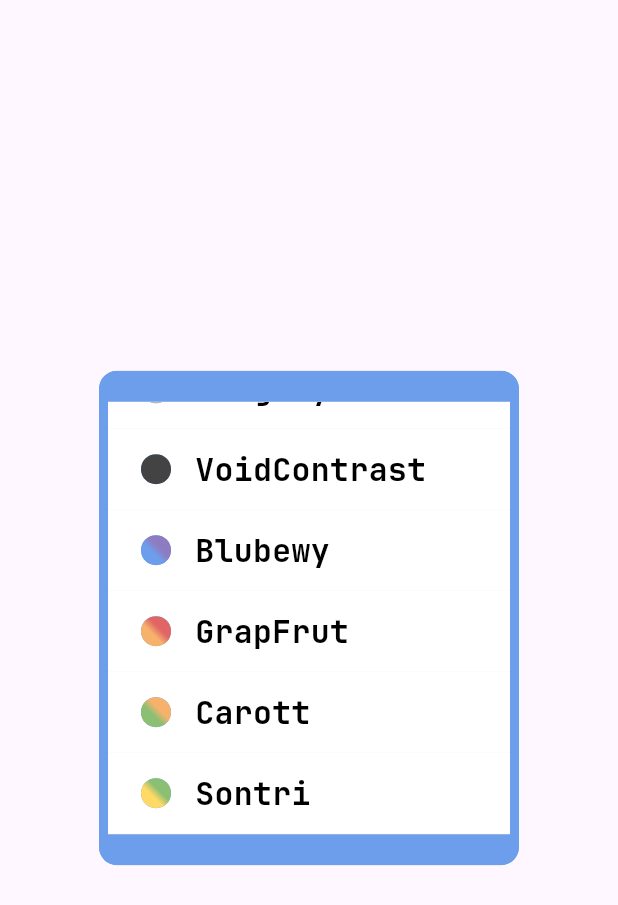
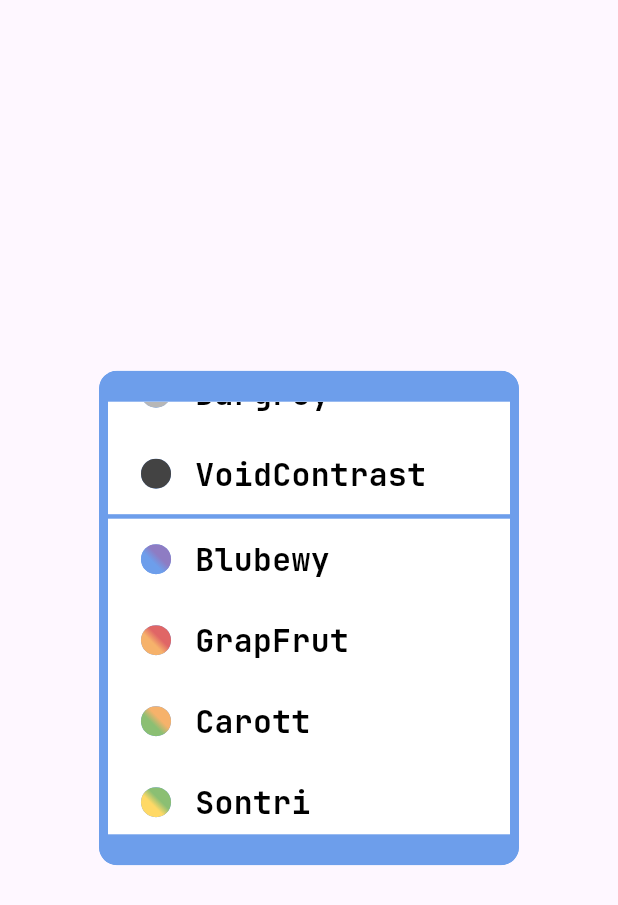
Before and after one commit to himnerom/simplecalc, a Flutter app: the CalcDrawerTheme widget shown alone on an empty page, opened directly, scrolled down 576 dp, on a phone screen of 412 x 824 dp. Shown: the top 905 px of the screen. Run offline on Flutter 3.47's test engine with Material 3 defaults, Android fonts, the phone set to English and light mode, and no system bars; our stand-ins replace decimal, shared_preferences; missing offline and left inert: function_tree; accounts and stored records are empty.

Commit message:
Themes separator

```diff
--- a/lib/services/shared_preferences_service.dart
+++ b/lib/services/shared_preferences_service.dart
@@ -2,6 +2,7 @@ import 'package:shared_preferences/shared_preferences.dart';
 
 class SharedPreferencesService {
   static const borderRadiusKey = 'border_radius_key';
+  static const themeIndexKey = 'theme_index_key';
 
   static late final SharedPreferences _p;
 
--- a/lib/widgets/calc_drawer_theme.dart
+++ b/lib/widgets/calc_drawer_theme.dart
@@ -10,17 +10,18 @@ class CalcDrawerTheme extends StatelessWidget {
   @override
   Widget build(BuildContext context) {
     final theme = context.watch<ThemesService>().theme;
-    double screenHeight = ScreenService.screenHeight(context);
+    final double screenHeight = ScreenService.screenHeight(context);
 
     return Dialog(
       clipBehavior: Clip.antiAlias,
+      backgroundColor: theme.resBackgroundColor,
       shape: RoundedRectangleBorder(
         borderRadius: BorderRadius.circular(12),
         side: BorderSide(color: theme.btn2BackgroundColor, width: 6),
       ),
-      child: SizedBox(
+      child: Container(
         height: screenHeight * 0.4,
-        width: 280,
+        constraints: BoxConstraints(maxWidth: 280),
         child: Column(
           children: [
             Container(
@@ -33,20 +34,35 @@ class CalcDrawerTheme extends StatelessWidget {
                   children: ThemesService.themesList.asMap().entries.map((
                     entry,
                   ) {
-                    int idx = entry.key;
-                    ThemePalette tp = entry.value;
+                    final int idx = entry.key;
+                    final ThemePalette tp = entry.value;
 
-                    return Container(
-                      color: theme.resBackgroundColor,
+                    return Column(
+                      mainAxisSize: MainAxisSize.min,
+                      children: [
+                        /// Divider between categories
+                        if (idx > 0 &&
+                            ThemesService.themesList[idx - 1].themeCategory !=
+                                tp.themeCategory)
+                          Container(
+                            height: 3,
+                            width: double.infinity,
+                            color: theme.btn2BackgroundColor,
+                          ),
+
+                        InkWell(
+                          highlightColor: tp.primaryColor.withOpacity(0.1),
+                          splashColor: tp.primaryColor.withOpacity(0.05),
+                          onTap: () =>
+                              context.read<ThemesService>().setTheme(idx),
+                          child: Container(
+                            color: theme.themeName == tp.themeName
+                                ? tp.primaryColor.withOpacity(0.05)
+                                : Colors.transparent,
                             padding: const EdgeInsets.symmetric(
                               horizontal: 24,
                               vertical: 12,
                             ),
-                      child: InkWell(
-                        highlightColor: tp.primaryColor.withOpacity(0.2),
-                        splashColor: tp.primaryColor.withOpacity(0.2),
-                        onTap: () =>
-                            context.read<ThemesService>().setTheme(idx),
                             child: Row(
                               children: [
                                 Card(
@@ -62,7 +78,8 @@ class CalcDrawerTheme extends StatelessWidget {
                                             tp.themeCategory ==
                                                 ThemeCategory.special
                                             ? const SweepGradient(
-                                            colors: ThemesService.rainbowColors,
+                                                colors:
+                                                    ThemesService.rainbowColors,
                                               )
                                             : LinearGradient(
                                                 begin: Alignment.topRight,
@@ -94,6 +111,8 @@ class CalcDrawerTheme extends StatelessWidget {
                               ],
                             ),
                           ),
+                        ),
+                      ],
                     );
                   }).toList(),
                 ),
```
Also changed, not shown: lib/services/shape_service.dart (+7 -11 lines), lib/services/themes_service.dart (+19 -1 lines). Lines whose indentation alone changed are shown as unchanged.
